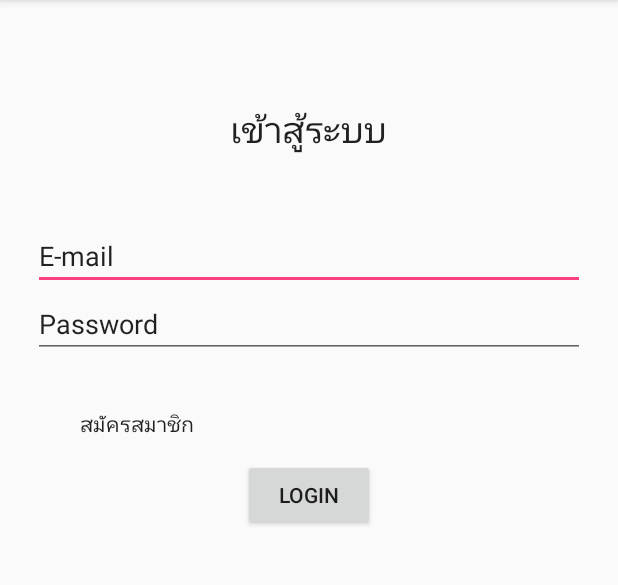
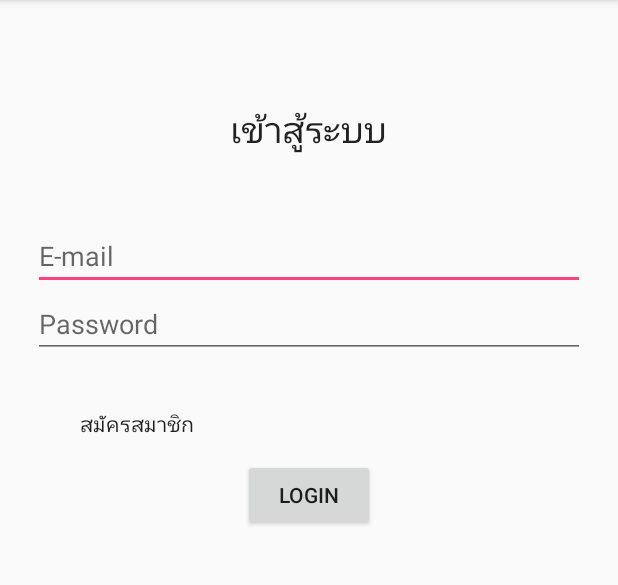
Before and after one commit to pong-pk007/FitnessFoods2, an Android app: the LoginActivity screen opened directly, with no data from a screen before it, on a phone screen of 412 x 824 dp, the part 84-669 px from its top. Run offline under Robolectric (Android 15) with nearby library versions, the phone set to English and light mode, and no system bars.

Commit message:
แก้หน้าล็อกอินนะจ๊ะ

```diff
--- a/app/build.gradle
+++ b/app/build.gradle
@@ -1,11 +1,11 @@
 apply plugin: 'com.android.application'
 
 android {
-    compileSdkVersion 26
+    compileSdkVersion 27
     defaultConfig {
         applicationId "com.itsisaket.csit.fitnessfoods"
         minSdkVersion 19
-        targetSdkVersion 26
+        targetSdkVersion 27
         versionCode 1
         versionName "1.0"
         testInstrumentationRunner "android.support.test.runner.AndroidJUnitRunner"
@@ -20,7 +20,7 @@ android {
 
 dependencies {
     implementation fileTree(dir: 'libs', include: ['*.jar'])
-    implementation 'com.android.support:appcompat-v7:26.1.0'
+    implementation 'com.android.support:appcompat-v7:27.0.2'
     implementation 'com.android.support.constraint:constraint-layout:1.0.2'
     testImplementation 'junit:junit:4.12'
     androidTestImplementation 'com.android.support.test:runner:1.0.1'
--- a/app/src/main/java/com/itsisaket/csit/fitnessfoods/LoginActivity.java
+++ b/app/src/main/java/com/itsisaket/csit/fitnessfoods/LoginActivity.java
@@ -19,7 +19,11 @@ public class LoginActivity extends AppCompatActivity {
         btn_login.setOnClickListener(new View.OnClickListener() {
             @Override
             public void onClick(View view) {
-                startActivity(new Intent(getApplication() , BMIBMRActivity.class));
+                Intent i = new Intent(getApplicationContext(), BMIBMRActivity.class);
+                startActivity(i);
+
+
+//                startActivity(new Intent(getApplication() , BMIBMRActivity.class));
             }
         });
     }
--- a/app/src/main/res/layout/activity_login.xml
+++ b/app/src/main/res/layout/activity_login.xml
@@ -24,7 +24,7 @@
         android:layout_height="wrap_content"
         android:ems="10"
         android:inputType="textEmailAddress"
-        android:text="E-mail"
+        android:hint="E-mail"
         tools:layout_editor_absoluteY="142dp"
         tools:layout_editor_absoluteX="8dp"
         android:layout_below="@+id/textView2"
@@ -38,11 +38,10 @@
         android:layout_alignStart="@+id/editText2"
         android:layout_below="@+id/editText2"
         android:ems="10"
+        android:hint="Password"
         android:inputType="none"
-        android:text="Password"
         tools:layout_editor_absoluteX="8dp"
-        tools:layout_editor_absoluteY="203dp"
-        tools:text="Password" />
+        tools:layout_editor_absoluteY="203dp" />
 
     <Button
         android:id="@+id/btnLogin"
```
